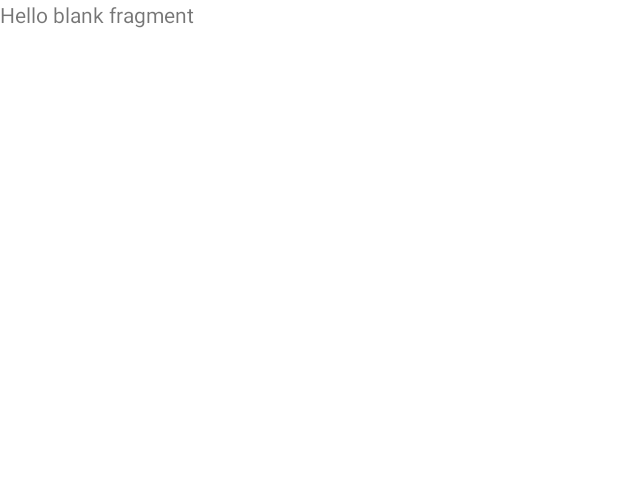
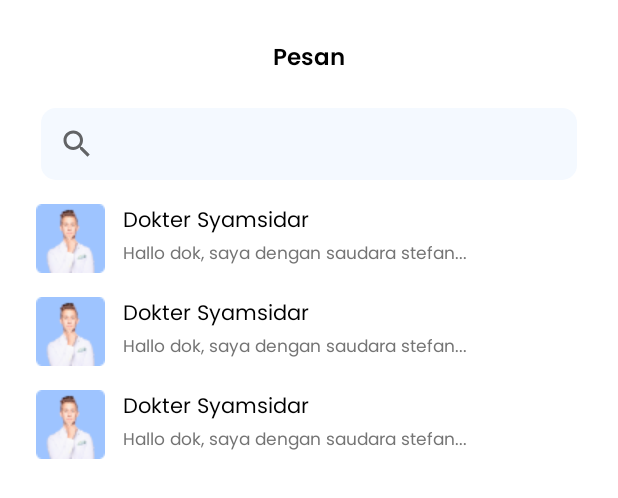
Before and after one commit to mrrezkii/MotionHack_16_e-psyc, an Android app: the layout fragment_order.xml on its own in the app's theme, with its tools: preview values and no code run, on a phone screen of 412 x 824 dp. Shown: the top 498 px of the screen. Run offline under Robolectric (Android 15) with nearby library versions, the phone set to English and light mode, and no system bars.

Commit message:
Slicing order page

```diff
--- /dev/null
+++ b/app/src/main/res/layout/adapter_chat.xml
@@ -0,0 +1,42 @@
+<?xml version="1.0" encoding="utf-8"?>
+<androidx.constraintlayout.widget.ConstraintLayout xmlns:android="http://schemas.android.com/apk/res/android"
+    xmlns:app="http://schemas.android.com/apk/res-auto"
+    android:layout_width="wrap_content"
+    android:layout_height="wrap_content"
+    android:layout_marginTop="16dp">
+
+    <androidx.appcompat.widget.AppCompatImageView
+        android:id="@+id/iv_avatar_doctor"
+        android:layout_width="46dp"
+        android:layout_height="46dp"
+        android:scaleType="centerCrop"
+        android:src="@drawable/avatar_doctor_2"
+        app:layout_constraintStart_toStartOf="parent"
+        app:layout_constraintTop_toTopOf="parent" />
+
+    <androidx.appcompat.widget.AppCompatTextView
+        android:id="@+id/tv_name"
+        android:layout_width="wrap_content"
+        android:layout_height="wrap_content"
+        android:layout_marginStart="12dp"
+        android:fontFamily="@font/poppins_regular"
+        android:text="Dokter Syamsidar"
+        android:textColor="@color/black"
+        android:textSize="14sp"
+        app:layout_constraintStart_toEndOf="@+id/iv_avatar_doctor"
+        app:layout_constraintTop_toTopOf="parent" />
+
+    <androidx.appcompat.widget.AppCompatTextView
+        android:id="@+id/tv_chat"
+        android:layout_width="wrap_content"
+        android:layout_height="wrap_content"
+        android:layout_marginStart="12dp"
+        android:fontFamily="@font/poppins_regular"
+        android:text="Hallo dok, saya dengan saudara stefan..."
+        android:textColor="@color/grey"
+        android:textSize="11sp"
+        app:layout_constraintStart_toEndOf="@+id/iv_avatar_doctor"
+        app:layout_constraintTop_toBottomOf="@+id/tv_name" />
+
+
+</androidx.constraintlayout.widget.ConstraintLayout>
--- a/app/src/main/res/layout/fragment_order.xml
+++ b/app/src/main/res/layout/fragment_order.xml
@@ -1,14 +1,42 @@
 <?xml version="1.0" encoding="utf-8"?>
-<FrameLayout xmlns:android="http://schemas.android.com/apk/res/android"
+<androidx.constraintlayout.widget.ConstraintLayout xmlns:android="http://schemas.android.com/apk/res/android"
     xmlns:tools="http://schemas.android.com/tools"
     android:layout_width="match_parent"
     android:layout_height="match_parent"
+    xmlns:app="http://schemas.android.com/apk/res-auto"
     tools:context=".ui.order.OrderFragment">
 
-    <!-- TODO: Update blank fragment layout -->
-    <TextView
+    <androidx.appcompat.widget.AppCompatTextView
+        android:id="@+id/tv_order"
+        android:layout_width="wrap_content"
+        android:layout_height="wrap_content"
+        android:layout_marginTop="26dp"
+        android:fontFamily="@font/poppins_semibold"
+        android:text="Pesan"
+        android:textColor="@color/black"
+        android:textSize="15dp"
+        app:layout_constraintEnd_toEndOf="parent"
+        app:layout_constraintStart_toStartOf="parent"
+        app:layout_constraintTop_toTopOf="parent" />
+
+    <androidx.appcompat.widget.SearchView
+        android:id="@+id/sv_docter"
         android:layout_width="match_parent"
-        android:layout_height="match_parent"
-        android:text="@string/hello_blank_fragment" />
+        android:layout_height="wrap_content"
+        android:layout_marginHorizontal="27dp"
+        android:layout_marginTop="19dp"
+        android:background="@drawable/button_rounded_grey_10"
+        android:queryHint="Search... "
+        app:layout_constraintTop_toBottomOf="@+id/tv_order"
+        tools:layout_editor_absoluteX="27dp" />
 
-</FrameLayout>
+    <androidx.recyclerview.widget.RecyclerView
+        android:id="@+id/list_chat"
+        android:layout_width="match_parent"
+        android:layout_height="wrap_content"
+        android:layout_marginHorizontal="24dp"
+        app:layoutManager="androidx.recyclerview.widget.LinearLayoutManager"
+        app:layout_constraintTop_toBottomOf="@+id/sv_docter"
+        tools:listitem="@layout/adapter_chat" />
+
+</androidx.constraintlayout.widget.ConstraintLayout>
--- a/app/src/main/res/layout/fragment_ticket.xml
+++ b/app/src/main/res/layout/fragment_ticket.xml
@@ -20,7 +20,7 @@
         app:layout_constraintTop_toTopOf="parent" />
 
     <androidx.recyclerview.widget.RecyclerView
-        android:id="@+id/list_doctor"
+        android:id="@+id/list_ticket"
         android:layout_width="match_parent"
         android:layout_height="wrap_content"
         android:layout_marginHorizontal="24dp"
```
